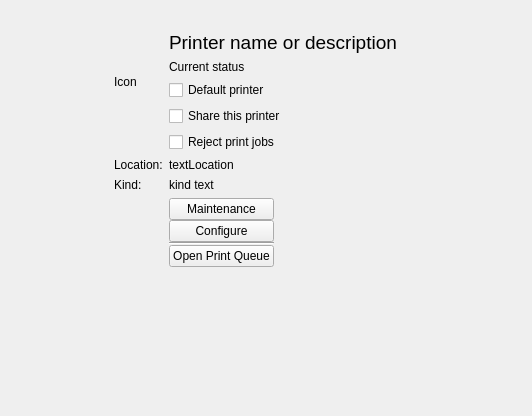
Above: printer-manager-kcm/PrinterDescription.ui from KDE/print-manager before the change. Below: the same form after it.
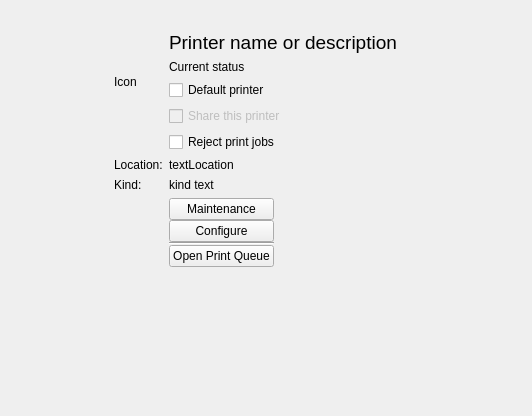
That is the form after the change. Custom widgets are drawn as their Qt base class.

Commit message: Disable printer share checkbox if printer sharing is disabled on the server

Patch:
```diff
--- a/printer-manager-kcm/PrinterDescription.ui
+++ b/printer-manager-kcm/PrinterDescription.ui
@@ -112,6 +112,9 @@
        </item>
        <item>
         <widget class="QCheckBox" name="sharedCB">
+         <property name="enabled">
+          <bool>false</bool>
+         </property>
          <property name="text">
           <string comment="@option:check">Share this printer</string>
          </property>
```
The commit also changes 3 other files.
